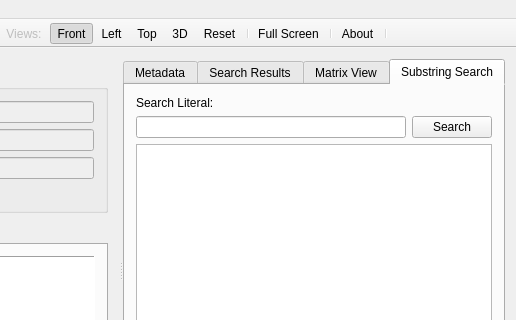
Above: hdt-it/hdtit.ui from rdfhdt/hdt-cpp before the change; both pictures show x 329 to 845 and y 0 to 320 of the 845 by 514 pixel window. Below: the same form after it.
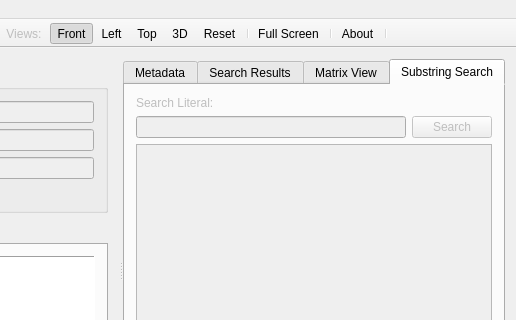
That is the form after the change. The open tabs and pages were chosen to show the change. Icons and pictures are not drawn. Custom widgets are drawn as their Qt base class.

```diff
--- a/hdt-it/hdtit.ui
+++ b/hdt-it/hdtit.ui
@@ -400,6 +400,9 @@
         </attribute>
        </widget>
        <widget class="QWidget" name="tabRegex">
+        <property name="enabled">
+         <bool>false</bool>
+        </property>
         <attribute name="title">
          <string>Substring Search</string>
         </attribute>
```
